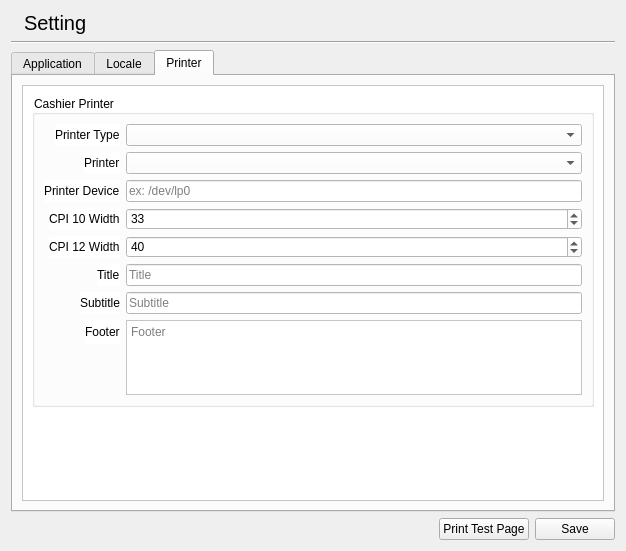
Above: libgui/setting/settingwidget.ui from apinprastya/sultan before the change. Below: the same form after it.
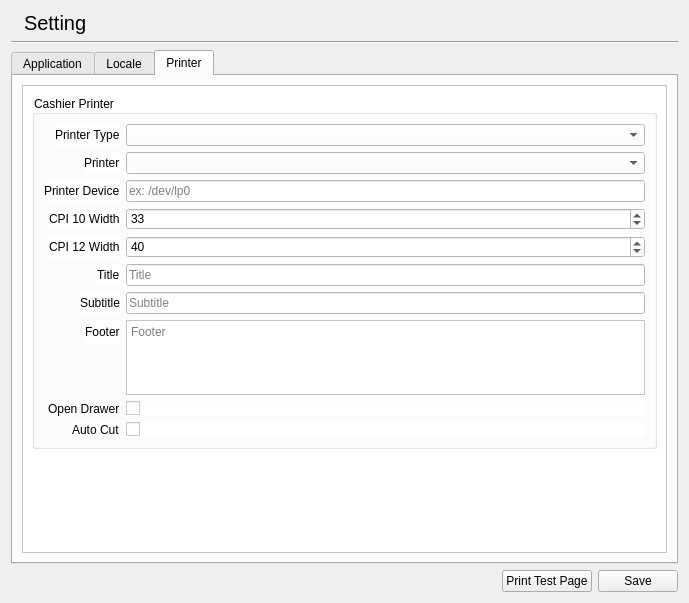
That is the form after the change. The open tabs and pages were chosen to show the change. Icons and pictures are not drawn.

Commit message: adding setting for autocut print and open drawer

```diff
--- a/libgui/setting/settingwidget.ui
+++ b/libgui/setting/settingwidget.ui
@@ -6,8 +6,8 @@
    <rect>
     <x>0</x>
     <y>0</y>
-    <width>626</width>
-    <height>551</height>
+    <width>689</width>
+    <height>603</height>
    </rect>
   </property>
   <property name="windowTitle">
@@ -318,8 +318,8 @@
            <rect>
             <x>0</x>
             <y>0</y>
-            <width>233</width>
-            <height>357</height>
+            <width>647</width>
+            <height>452</height>
            </rect>
           </property>
           <layout class="QVBoxLayout" name="verticalLayout_8">
@@ -471,6 +471,34 @@
                   </property>
                  </widget>
                 </item>
+                <item row="9" column="0">
+                 <widget class="QLabel" name="label_20">
+                  <property name="text">
+                   <string>Auto Cut</string>
+                  </property>
+                 </widget>
+                </item>
+                <item row="8" column="0">
+                 <widget class="QLabel" name="label_21">
+                  <property name="text">
+                   <string>Open Drawer</string>
+                  </property>
+                 </widget>
+                </item>
+                <item row="8" column="1">
+                 <widget class="QCheckBox" name="checkPrintCashierDrawer">
+                  <property name="text">
+                   <string/>
+                  </property>
+                 </widget>
+                </item>
+                <item row="9" column="1">
+                 <widget class="QCheckBox" name="checkPrintCashierCut">
+                  <property name="text">
+                   <string/>
+                  </property>
+                 </widget>
+                </item>
                </layout>
               </item>
              </layout>
```
Left out of the diff: 13 changed lines with no effect on the pictures. The commit also changes 5 other files.
